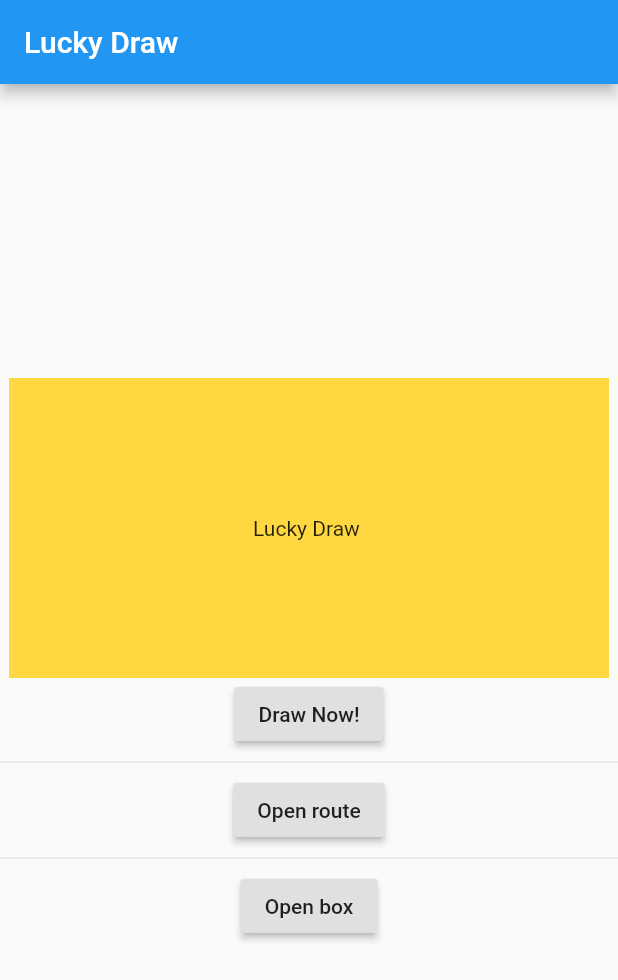
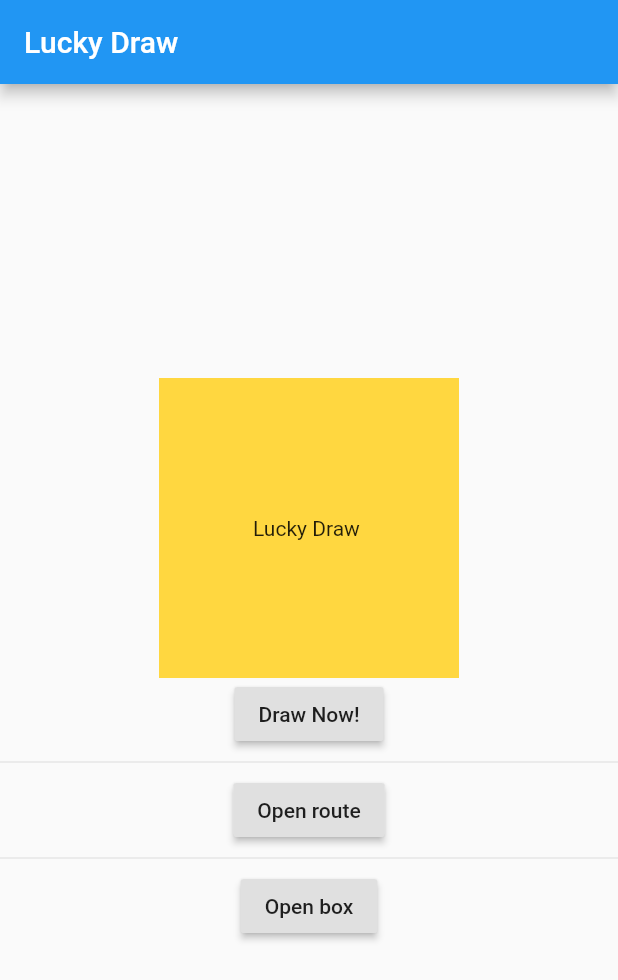
Before and after one commit to hieutle2011/flutter-examples, a Flutter app: the screen it shows after launch, on a phone screen of 412 x 824 dp. Shown: the top 980 px of the screen. Run offline on Flutter 3.47's test engine with Material 2 defaults, Android fonts, the phone set to English and light mode, and no system bars; missing offline and left inert: flutter_web.

Commit message:
refactor files

```diff
--- a/lib/firstroute.dart
+++ b/lib/firstroute.dart
@@ -1,56 +1,6 @@
 import 'package:flutter_web/material.dart';
-import 'package:http/http.dart' as http;
-import 'dart:convert';
 
-import 'data.dart';
-
-class PostData extends StatefulWidget {
-  @override
-  _PostDataState createState() => _PostDataState();
-}
-
-class _PostDataState extends State<PostData> {
-  Future<Post> post;
-
-  void _handlePress() {
-    setState(() {
-      post = fetchPost();
-    });
-  }
-
-  @override
-  Widget build(BuildContext context) {
-    return Center(
-      child: Column(
-        children: <Widget>[
-          Container(
-            width: 400,
-            height: 200,
-            alignment: Alignment.center,
-            color: Colors.amberAccent,
-            child: FutureBuilder<Post>(
-              future: post,
-              builder: (context, snapshot) {
-                // print(snapshot);
-                if (snapshot.hasData) {
-                  return Image.asset(pic[snapshot.data.ticketId]);
-                } else if (snapshot.hasError) {
-                  return Text('${snapshot.error}');
-                }
-                // return CircularProgressIndicator();
-                return Text('Lucky Draw ');
-              },
-            ),
-          ),
-          RaisedButton(
-            child: Text('Draw Now!'),
-            onPressed: _handlePress,
-          ),
-        ],
-      ),
-    );
-  }
-}
+import 'widget/post.dart';
 
 class FirstRoute extends StatelessWidget {
   FirstRoute({Key key, this.title, this.post}) : super(key: key);
@@ -91,42 +41,3 @@ class FirstRoute extends StatelessWidget {
     );
   }
 }
-
-class Post {
-  final String ticketId;
-  final String rewardId;
-
-  Post({this.ticketId, this.rewardId});
-
-  factory Post.fromJson(Map<String, dynamic> json) {
-    return Post(
-        ticketId: json['result']['ticketId'],
-        rewardId: json['result']['reward']['id']);
-    //
-    // Example draw result
-    // {
-    //   "code": 200,
-    //   "result": {
-    //     "ticketId": "d9f1adca-7fc2-4282-af33-d9c5a2b46a9a",
-    //     "reward": {
-    //       "id": "d290f1ee-6c54-4b01-90e6-d701748f0851"
-    //     }
-    //   }
-    // }
-  }
-}
-
-Future<Post> fetchPost() async {
-  final response = await http.post(url);
-  print(response);
-
-  if (response.statusCode == 200) {
-    // If server returns an OK response, parse the JSON.
-    var body = jsonDecode(response.body);
-    // print(body);
-    return Post.fromJson(body);
-  } else {
-    // If that response was not OK, throw an error.
-    throw Exception('Failed to load post');
-  }
-}
--- /dev/null
+++ b/lib/widget/post.dart
@@ -0,0 +1,93 @@
+import 'package:flutter_web/material.dart';
+import 'dart:convert';
+import 'package:http/http.dart' as http;
+
+import 'data.dart';
+
+class Post {
+  final String ticketId;
+  final String rewardId;
+
+  Post({this.ticketId, this.rewardId});
+
+  factory Post.fromJson(Map<String, dynamic> json) {
+    return Post(
+        ticketId: json['result']['ticketId'],
+        rewardId: json['result']['reward']['id']);
+    //
+    // Example draw result
+    // {
+    //   "code": 200,
+    //   "result": {
+    //     "ticketId": "d9f1adca-7fc2-4282-af33-d9c5a2b46a9a",
+    //     "reward": {
+    //       "id": "d290f1ee-6c54-4b01-90e6-d701748f0851"
+    //     }
+    //   }
+    // }
+  }
+}
+
+Future<Post> fetchPost() async {
+  final response = await http.post(url);
+  print(response);
+
+  if (response.statusCode == 200) {
+    // If server returns an OK response, parse the JSON.
+    var body = jsonDecode(response.body);
+    // print(body);
+    return Post.fromJson(body);
+  } else {
+    // If that response was not OK, throw an error.
+    throw Exception('Failed to load post');
+  }
+}
+
+
+class PostData extends StatefulWidget {
+  @override
+  _PostDataState createState() => _PostDataState();
+}
+
+class _PostDataState extends State<PostData> {
+  Future<Post> post;
+
+  void _handlePress() {
+    setState(() {
+      post = fetchPost();
+    });
+  }
+
+  @override
+  Widget build(BuildContext context) {
+    return Center(
+      child: Column(
+        children: <Widget>[
+          Container(
+            width: 200,
+            height: 200,
+            alignment: Alignment.center,
+            color: Colors.amberAccent,
+            child: FutureBuilder<Post>(
+              future: post,
+              builder: (context, snapshot) {
+                // print(snapshot);
+                if (snapshot.hasData) {
+                  return Image.asset(pic[snapshot.data.ticketId]);
+                } else if (snapshot.hasError) {
+                  return Text('${snapshot.error}');
+                }
+                // return CircularProgressIndicator();
+                return Text('Lucky Draw ');
+              },
+            ),
+          ),
+          RaisedButton(
+            child: Text('Draw Now!'),
+            onPressed: _handlePress,
+          ),
+        ],
+      ),
+    );
+  }
+}
```
Also changed, not shown: lib/widget/spinner.dart (added, +61 -0 lines), lib/widget/data.dart (renamed from lib/data.dart).
